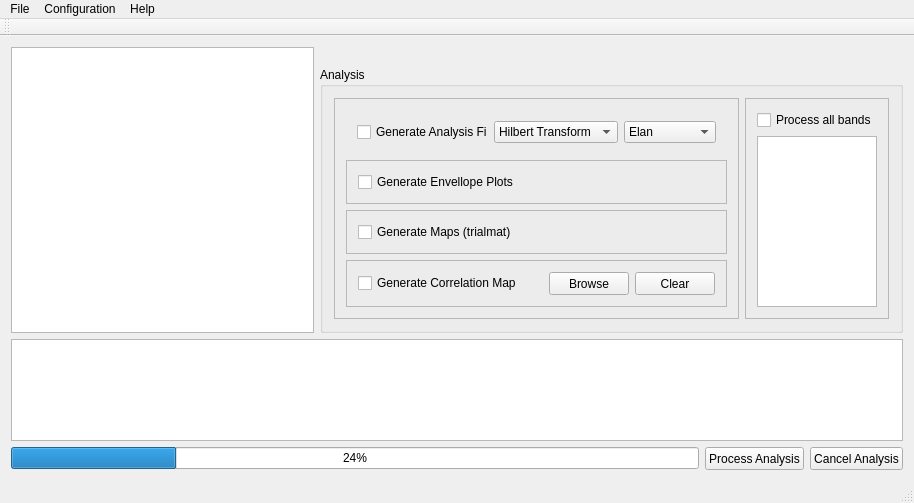
First picture: the form in Localizer/localizer.ui, repository CRNL-Eduwell/Localizer, before the edit.
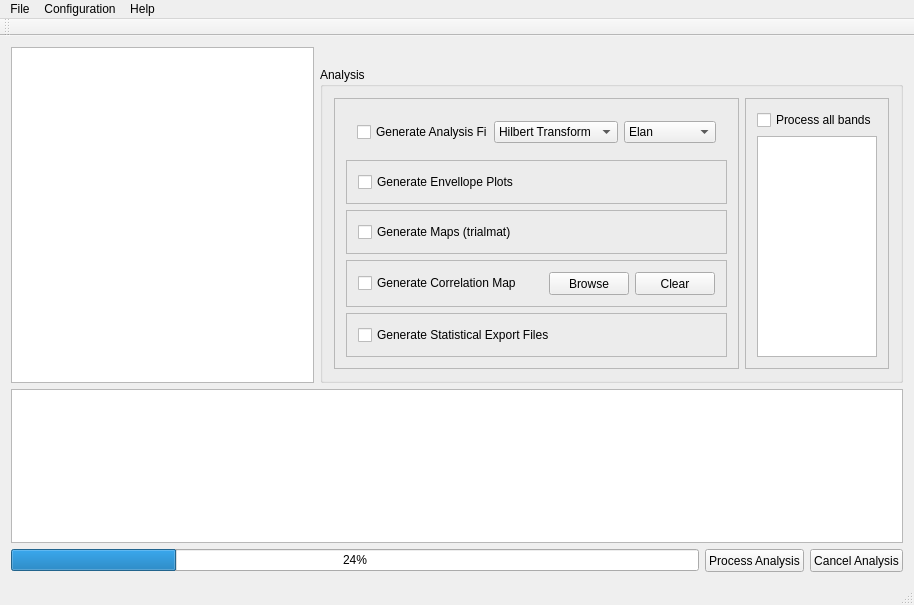
Second picture: the form after the edit. Icons and pictures are not drawn. Custom widgets are drawn as their Qt base class.

Commit message: Add UI elements and logic for new stat file function (just a skeleton at this point)

The edit to the form file:
```diff
--- a/Localizer/localizer.ui
+++ b/Localizer/localizer.ui
@@ -7,7 +7,7 @@
     <x>0</x>
     <y>0</y>
     <width>914</width>
-    <height>503</height>
+    <height>605</height>
    </rect>
   </property>
   <property name="windowTitle">
@@ -243,6 +243,25 @@
                 </layout>
                </widget>
               </item>
+              <item>
+               <widget class="QFrame" name="StatFileExportFrame">
+                <property name="frameShape">
+                 <enum>QFrame::StyledPanel</enum>
+                </property>
+                <property name="frameShadow">
+                 <enum>QFrame::Raised</enum>
+                </property>
+                <layout class="QHBoxLayout" name="horizontalLayout_7">
+                 <item>
+                  <widget class="QCheckBox" name="StatFileExportCheckBox">
+                   <property name="text">
+                    <string>Generate Statistical Export Files</string>
+                   </property>
+                  </widget>
+                 </item>
+                </layout>
+               </widget>
+              </item>
              </layout>
             </widget>
            </item>
```
Left out of the diff: 2 changed lines with no effect on the pictures. The commit also changes 4 other files.
